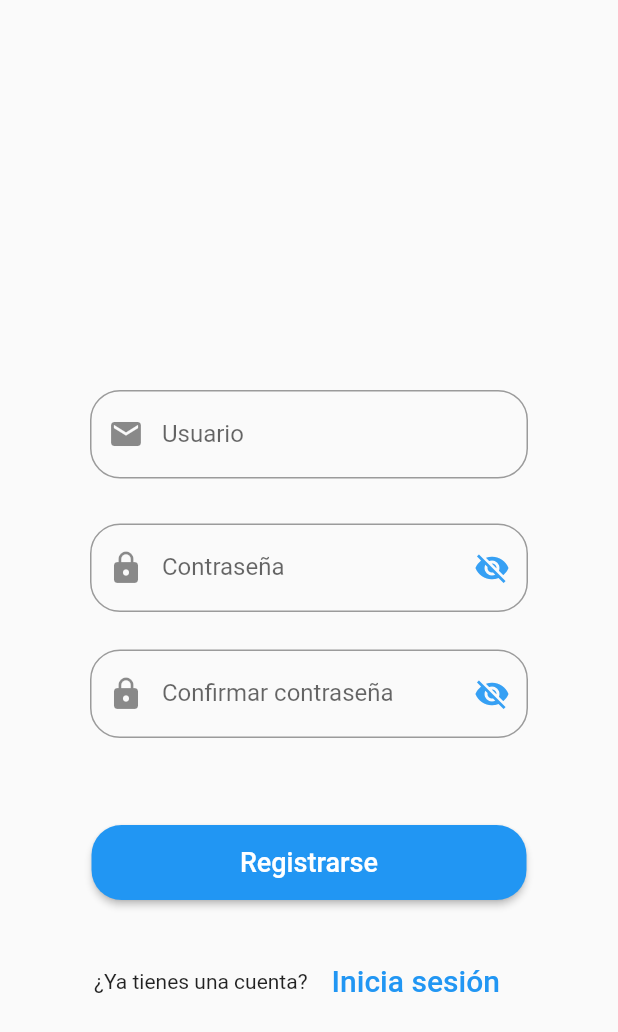
After one commit to Eduardo0515/movil2equipo, a Flutter app: the RegisterPage screen opened directly, after a tap on "Registrarse", on a phone screen of 412 x 824 dp. The commit adds this screen. Shown: the top 1032 px of the screen. Run offline on Flutter 3.47's test engine with Material 2 defaults, Android fonts, the phone set to English and light mode, and no system bars; our stand-ins replace fluttertoast; network calls fail.

Commit message:
register

```diff
--- a/lib/main.dart
+++ b/lib/main.dart
@@ -22,7 +22,9 @@ class MyApp extends StatelessWidget {
         // is not restarted.
         primarySwatch: Colors.blue,
       ),
-      home: MyHomePage(title: "Hello",),
+      home: MyHomePage(
+        title: "Hello",
+      ),
     );
   }
 }
--- /dev/null
+++ b/lib/src/models/Register.dart
@@ -0,0 +1,9 @@
+class Register {
+  String token;
+  int status;
+
+  Register(String token, int status) {
+    this.token = token;
+    this.status = status;
+  }
+}
--- /dev/null
+++ b/lib/src/pages/register.dart
@@ -0,0 +1,222 @@
+import 'dart:convert';
+import 'dart:io';
+
+import 'package:prueba_cerrada/src/models/Register.dart';
+import 'package:flutter/material.dart';
+import 'package:http/http.dart' as http;
+import 'package:fluttertoast/fluttertoast.dart';
+
+class RegisterPage extends StatefulWidget {
+  // Initially password is obscure
+  @override
+  State<StatefulWidget> createState() => new _State();
+}
+
+class _State extends State<RegisterPage> {
+  Future<List<Register>> registerFinal;
+  Register registerD;
+
+  Future<List<Register>> postRegister(
+      String user, String password1, String password2) async {
+    List<Register> registro = [];
+
+    String url = 'http://34.239.109.204/api/v1/registration/';
+
+    Map<String, String> params = {
+      "username": user,
+      "password1": password1,
+      "password2": password2
+    };
+
+    Map<String, String> header = {
+      HttpHeaders.contentTypeHeader: "application/json",
+    };
+
+    Uri uri = Uri.parse(url);
+
+    final response =
+        await http.post(uri, headers: header, body: jsonEncode(params));
+
+    print(response.body);
+    print(response.statusCode);
+
+    if (response.statusCode == 201) {
+      String body = utf8.decode(response.bodyBytes);
+      final jsonData = jsonDecode(body);
+
+      registro.add(Register(jsonData['token'], response.statusCode));
+      return registro;
+    }
+  }
+
+  TextEditingController nameController = TextEditingController();
+  TextEditingController passwordController1 = TextEditingController();
+  TextEditingController passwordController2 = TextEditingController();
+
+  bool hidePassword = true;
+  bool isApiCallProcess = false;
+  @override
+  void initState() {
+    super.initState();
+    //loginFinal = postLogin();
+  }
+
+  @override
+  Widget build(BuildContext context) {
+    return Scaffold(
+        /*appBar: AppBar(
+          title: Text('Login Screen App'),
+        ),*/
+        body: SingleChildScrollView(
+            child: Column(
+      children: <Widget>[
+        SizedBox(height: 250),
+        Container(
+          padding: EdgeInsets.fromLTRB(60, 10, 60, 20),
+          child: TextField(
+            controller: nameController,
+            decoration: InputDecoration(
+              prefixIcon: Icon(Icons.email),
+              border:
+                  OutlineInputBorder(borderRadius: BorderRadius.circular(20.0)),
+              labelText: 'Usuario',
+            ),
+          ),
+        ),
+        Container(
+          padding: EdgeInsets.fromLTRB(60, 10, 60, 10),
+          child: Column(
+            children: [
+              TextField(
+                obscureText: hidePassword,
+                controller: passwordController1,
+                decoration: InputDecoration(
+                  prefixIcon: Icon(Icons.lock),
+                  border: OutlineInputBorder(
+                      borderRadius: BorderRadius.circular(20.0)),
+                  labelText: 'Contraseña',
+                  suffixIcon: IconButton(
+                    onPressed: () {
+                      setState(() {
+                        hidePassword = !hidePassword;
+                      });
+                    },
+                    color: Theme.of(context).accentColor.withOpacity(0.9),
+                    icon: Icon(
+                        hidePassword ? Icons.visibility_off : Icons.visibility),
+                  ),
+                ),
+              ),
+              SizedBox(
+                height: 25,
+              ),
+              TextField(
+                obscureText: hidePassword,
+                controller: passwordController2,
+                decoration: InputDecoration(
+                  prefixIcon: Icon(Icons.lock),
+                  border: OutlineInputBorder(
+                      borderRadius: BorderRadius.circular(20.0)),
+                  labelText: 'Confirmar contraseña',
+                  suffixIcon: IconButton(
+                    onPressed: () {
+                      setState(() {
+                        hidePassword = !hidePassword;
+                      });
+                    },
+                    color: Theme.of(context).accentColor.withOpacity(0.9),
+                    icon: Icon(
+                        hidePassword ? Icons.visibility_off : Icons.visibility),
+                  ),
+                ),
+              ),
+            ],
+          ),
+        ),
+        FlatButton(
+          onPressed: () {
+            //forgot password screen
+          },
+          textColor: Colors.blue,
+          //child: Text('Forgot Password'),
+        ),
+        Container(
+            height: 50,
+            width: 310,
+            padding: EdgeInsets.fromLTRB(10, 0, 10, 0),
+            child: RaisedButton(
+              shape: new RoundedRectangleBorder(
+                  borderRadius: new BorderRadius.circular(20.0)),
+              textColor: Colors.white,
+              color: Colors.blue,
+              child: Text('Registrarse', style: TextStyle(fontSize: 18)),
+              onPressed: () {
+                print(nameController.text);
+                print(passwordController1.text);
+                print(passwordController2.text);
+                registerFinal = postRegister(nameController.text,
+                    passwordController1.text, passwordController2.text);
+                registerFinal.then((value) => {
+                      print(value),
+                      print("AAAAAAA"),
+                      if (value == null)
+                        {
+                          print("ERROR - Revise los datos ingresados"),
+                          Fluttertoast.showToast(
+                              msg: 'Revise los datos ingresados',
+                              toastLength: Toast.LENGTH_SHORT,
+                              gravity: ToastGravity.BOTTOM,
+                              timeInSecForIos: 1,
+                              backgroundColor: Colors.red,
+                              textColor: Colors.white,
+                              fontSize: 20.0)
+                        }
+                      else
+                        {
+                          print("OK - registro correcto"),
+                          print("Token user: "),
+                          print(value[0].token),
+                          registerD = Register(value[0].token, value[0].status),
+                          Fluttertoast.showToast(
+                              msg: 'Registro correcto',
+                              toastLength: Toast.LENGTH_SHORT,
+                              gravity: ToastGravity.BOTTOM,
+                              timeInSecForIos: 1,
+                              backgroundColor: Colors.black,
+                              textColor: Colors.white,
+                              fontSize: 20.0),
+                          // Navigator.pushReplacement(
+                          //   context,
+                          //   MaterialPageRoute(
+                          //       builder: (context) => LoginPage()),
+                          // ),
+                        }
+                    });
+              },
+            )),
+        Container(
+            padding: EdgeInsets.all(30),
+            child: Row(
+              children: <Widget>[
+                Text('¿Ya tienes una cuenta?', style: TextStyle(fontSize: 14)),
+                FlatButton(
+                  textColor: Colors.blue,
+                  child: Text(
+                    'Inicia sesión',
+                    style: TextStyle(fontSize: 20),
+                  ),
+                  onPressed: () {
+                    print("Inicia sesión");
+                    // Navigator.push(
+                    //   context,
+                    //   MaterialPageRoute(builder: (context) => LoginPage()),
+                    // );
+                  },
+                )
+              ],
+              mainAxisAlignment: MainAxisAlignment.center,
+            ))
+      ],
+    )));
+  }
+}
--- a/pubspec.yaml
+++ b/pubspec.yaml
@@ -28,10 +28,12 @@ dependencies:
   # The following adds the Cupertino Icons font to your application.
   # Use with the CupertinoIcons class for iOS style icons.
   cupertino_icons: ^1.0.2
+  http: any
 
 dev_dependencies:
   flutter_test:
     sdk: flutter
+  fluttertoast: ^3.1.0
 
 # For information on the generic Dart part of this file, see the
 # following page: https://dart.dev/tools/pub/pubspec
```
Also changed, not shown: pubspec.lock.
